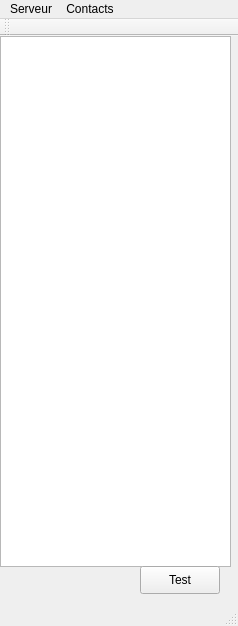
erz/charcorba, file charcorba-c++/Client/ui/mainwindow.ui: the form before one commit.
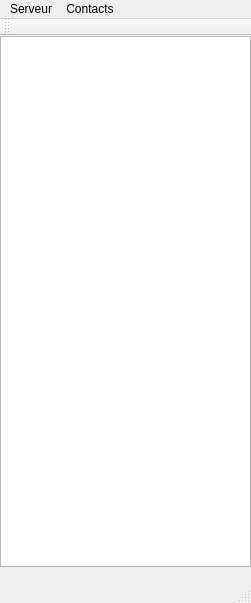
The form after the commit.

What changed in the file:
```diff
--- a/charcorba-c++/Client/ui/mainwindow.ui
+++ b/charcorba-c++/Client/ui/mainwindow.ui
@@ -5,8 +5,8 @@
    <rect>
     <x>0</x>
     <y>0</y>
-    <width>238</width>
-    <height>626</height>
+    <width>251</width>
+    <height>603</height>
    </rect>
   </property>
   <property name="windowTitle" >
@@ -18,7 +18,7 @@
      <rect>
       <x>0</x>
       <y>0</y>
-      <width>231</width>
+      <width>251</width>
       <height>531</height>
      </rect>
     </property>
@@ -28,27 +28,14 @@
      </item>
     </layout>
    </widget>
-   <widget class="QPushButton" name="pushButton" >
-    <property name="geometry" >
-     <rect>
-      <x>140</x>
-      <y>530</y>
-      <width>80</width>
-      <height>28</height>
-     </rect>
-    </property>
-    <property name="text" >
-     <string>Test</string>
-    </property>
-   </widget>
   </widget>
   <widget class="QMenuBar" name="menubar" >
    <property name="geometry" >
     <rect>
      <x>0</x>
      <y>0</y>
-     <width>238</width>
-     <height>26</height>
+     <width>251</width>
+     <height>30</height>
     </rect>
    </property>
    <widget class="QMenu" name="menuServeur" >
```
Left out of the diff: 4 changed lines with no effect on the pictures.
